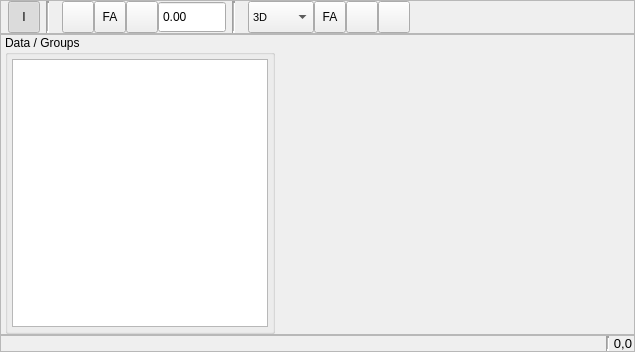
Qt form src/gui/datawidget.ui (disorderedmaterials/dissolve) before a commit.
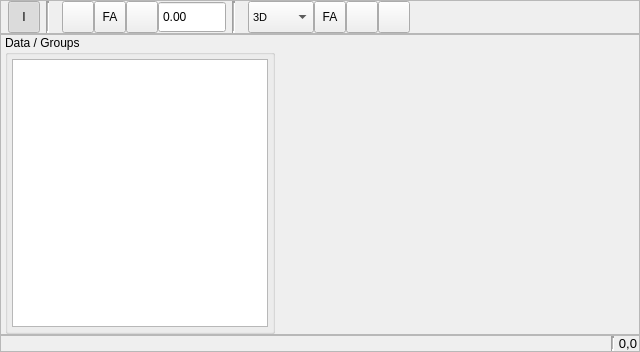
The same form after that commit. Icons and pictures are not drawn. Custom widgets are drawn as their Qt base class.

Commit message: Use model over TreeWidgetUpdater.

Patch:
```diff
--- a/src/gui/datawidget.ui
+++ b/src/gui/datawidget.ui
@@ -6,7 +6,7 @@
    <rect>
     <x>0</x>
     <y>0</y>
-    <width>635</width>
+    <width>640</width>
     <height>352</height>
    </rect>
   </property>
```
Left out of the diff: 11 changed lines with no effect on the pictures. The commit also changes 2 other files.
